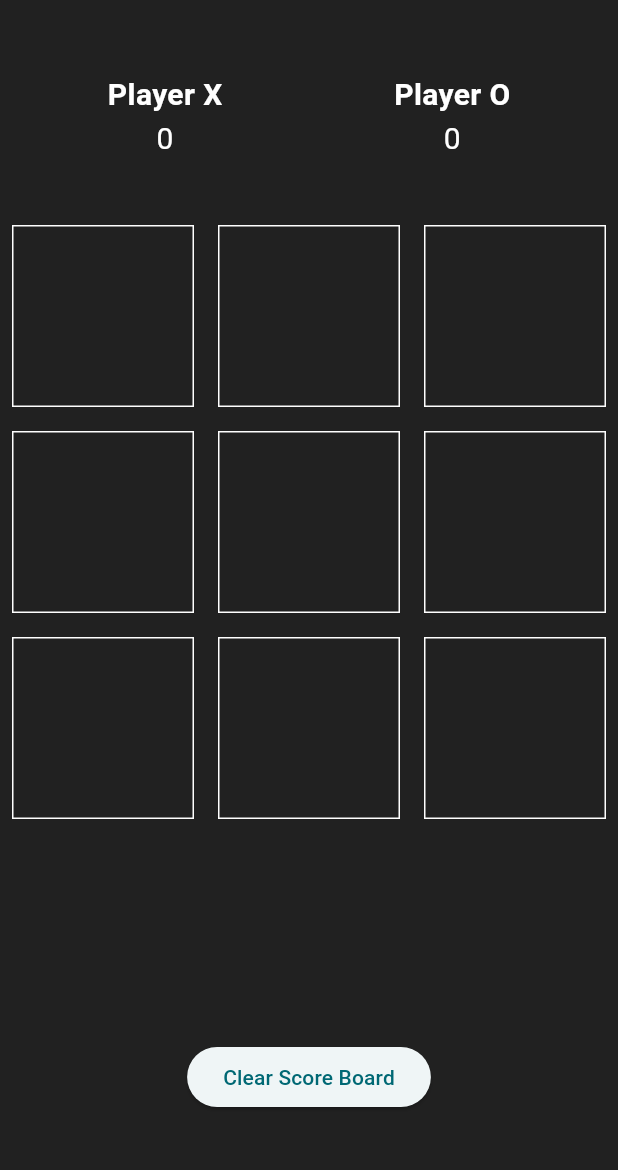
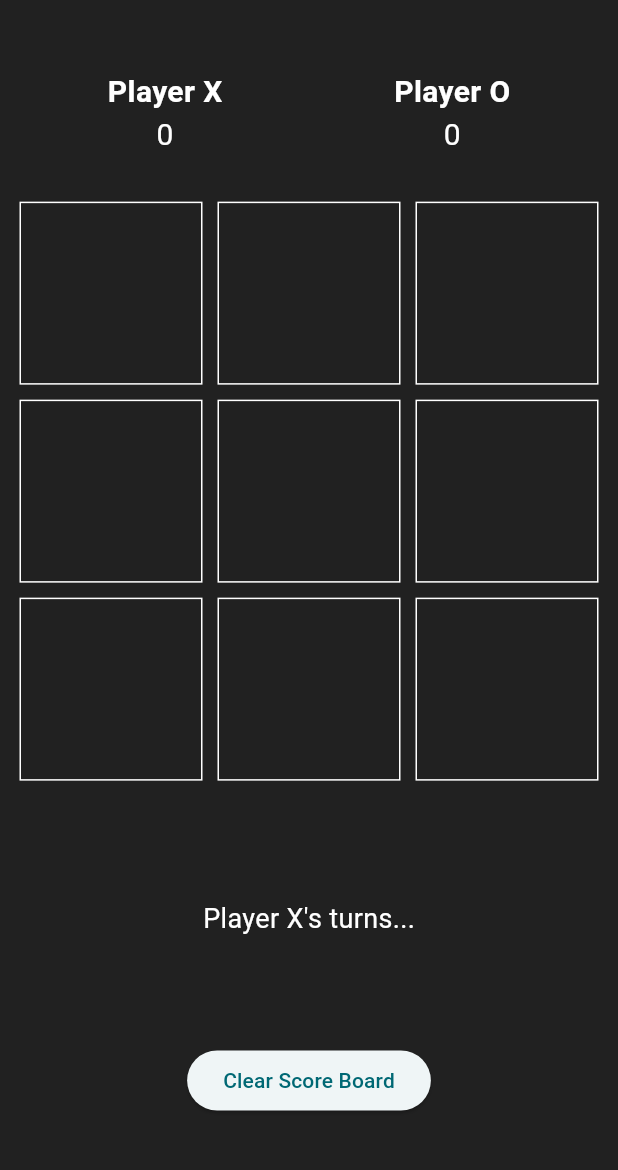
Before and after one commit to DivyaSakariya/tic_tac_toe, a Flutter app: the screen it shows after launch, on a phone screen of 412 x 824 dp, the part 63-1233 px from its top. Run offline on Flutter 3.47's test engine with Material 2 defaults, Android fonts, the phone set to English and light mode, and no system bars.

Commit message:
DS | 15/06/2023 02:03

```diff
--- /dev/null
+++ b/lib/controllers/player_controller.dart
@@ -0,0 +1,27 @@
+import 'package:flutter/material.dart';
+
+class PlayerController extends ChangeNotifier {
+  bool turnO = true;
+  int scoreX = 0;
+  int scoreO = 0;
+  List<String> displayValue = ['', '', '', '', '', '', '', '', ''];
+  int filledBoxes = 0;
+
+  tappedBox({required int index}) {
+    if (turnO && displayValue[index] == '') {
+      displayValue[index] = "O";
+      filledBoxes++;
+    } else if (!turnO && displayValue[index] == '') {
+      displayValue[index] = "X";
+      filledBoxes++;
+    }
+    turnO = !turnO;
+    notifyListeners();
+  }
+
+  checkWinner() {
+    if (displayValue[0] == displayValue[1] &&
+        displayValue[0] == displayValue[2] &&
+        displayValue[0] != '') {}
+  }
+}
--- a/lib/screens/views/home_page.dart
+++ b/lib/screens/views/home_page.dart
@@ -1,10 +1,9 @@
 import 'package:flutter/material.dart';
+import 'package:provider/provider.dart';
+import 'package:tic_tac_toe/controllers/player_controller.dart';
 
 class HomePage extends StatelessWidget {
-  HomePage({super.key});
-
-  List<String> displayElement = ['', '', '', '', '', '', '', '', ''];
-  int xScore = 0;
+  const HomePage({super.key});
 
   @override
   Widget build(BuildContext context) {
@@ -17,7 +16,10 @@ class HomePage extends StatelessWidget {
         backgroundColor: Colors.grey.shade900,
       ),
       backgroundColor: Colors.grey.shade900,
-      body: Column(
+      body: Padding(
+        padding: const EdgeInsets.all(8.0),
+        child: Consumer<PlayerController>(builder: (context, provider, _) {
+          return Column(
             children: [
               Expanded(
                 child: Row(
@@ -37,7 +39,7 @@ class HomePage extends StatelessWidget {
                             ),
                           ),
                           Text(
-                        xScore.toString(),
+                            provider.scoreX.toString(),
                             style: const TextStyle(
                               fontSize: 20,
                               color: Colors.white,
@@ -61,7 +63,7 @@ class HomePage extends StatelessWidget {
                             ),
                           ),
                           Text(
-                        xScore.toString(),
+                            provider.scoreO.toString(),
                             style: const TextStyle(
                               fontSize: 20,
                               color: Colors.white,
@@ -77,23 +79,28 @@ class HomePage extends StatelessWidget {
                 flex: 4,
                 child: GridView.builder(
                   itemCount: 9,
-              gridDelegate: SliverGridDelegateWithFixedCrossAxisCount(
+                  gridDelegate: const SliverGridDelegateWithFixedCrossAxisCount(
                     crossAxisCount: 3,
                   ),
                   itemBuilder: (context, index) {
                     return Padding(
-                  padding: const EdgeInsets.all(8.0),
+                      padding: const EdgeInsets.all(5),
                       child: GestureDetector(
-                    onTap: () {},
+                        onTap: () {
+                          provider.tappedBox(index: index);
+                        },
                         child: Container(
                           decoration: BoxDecoration(
                             border: Border.all(color: Colors.white),
+                            color: Colors.grey.shade900,
                           ),
                           child: Center(
                             child: Text(
-                          displayElement[index],
+                              provider.displayValue[index],
                               style: const TextStyle(
-                              color: Colors.green, fontSize: 45),
+                                color: Colors.green,
+                                fontSize: 45,
+                              ),
                             ),
                           ),
                         ),
@@ -103,7 +110,20 @@ class HomePage extends StatelessWidget {
                 ),
               ),
               Expanded(
-            child: Container(
+                child: Row(
+                  mainAxisAlignment: MainAxisAlignment.center,
+                  children: const [
+                    Text(
+                      "Player X's turns...",
+                      style: TextStyle(
+                        fontSize: 18,
+                        color: Colors.white,
+                      ),
+                    ),
+                  ],
+                ),
+              ),
+              Expanded(
                 child: Row(
                   mainAxisAlignment: MainAxisAlignment.center,
                   children: [
@@ -114,8 +134,9 @@ class HomePage extends StatelessWidget {
                   ],
                 ),
               ),
-          ),
             ],
+          );
+        }),
       ),
     );
   }
--- a/pubspec.yaml
+++ b/pubspec.yaml
@@ -35,6 +35,7 @@ dependencies:
   # The following adds the Cupertino Icons font to your application.
   # Use with the CupertinoIcons class for iOS style icons.
   cupertino_icons: ^1.0.2
+  provider:
 
 dev_dependencies:
   flutter_test:
```
Also changed, not shown: lib/main.dart (+12 -1 lines), pubspec.lock. Lines whose indentation alone changed are shown as unchanged.
